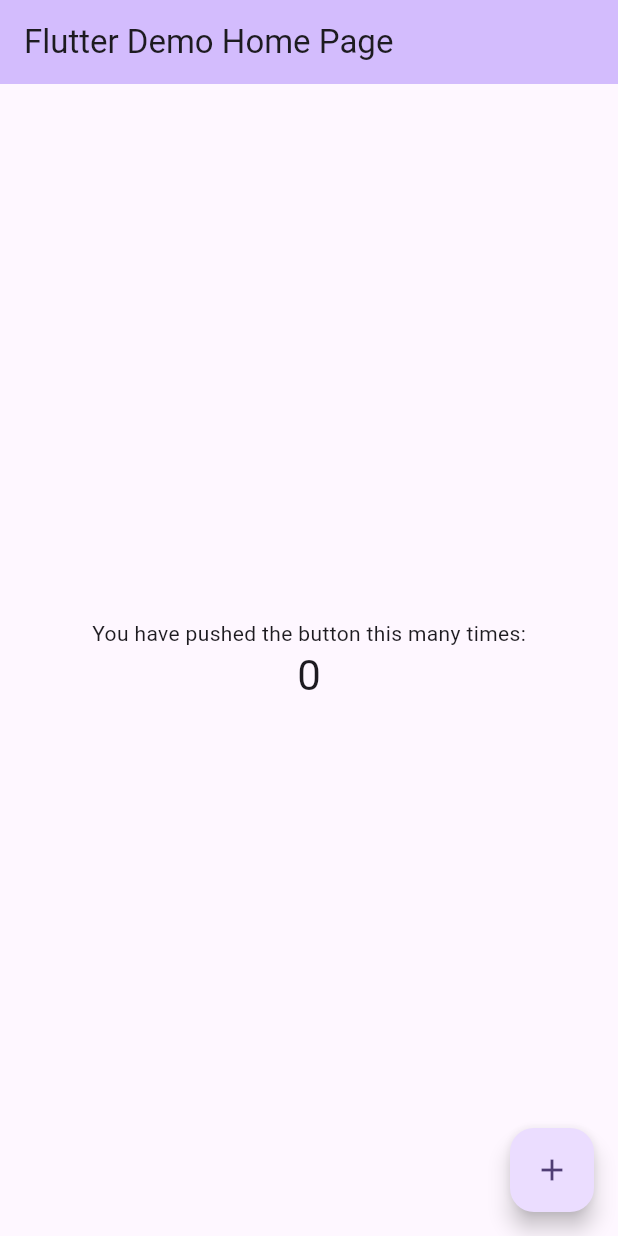
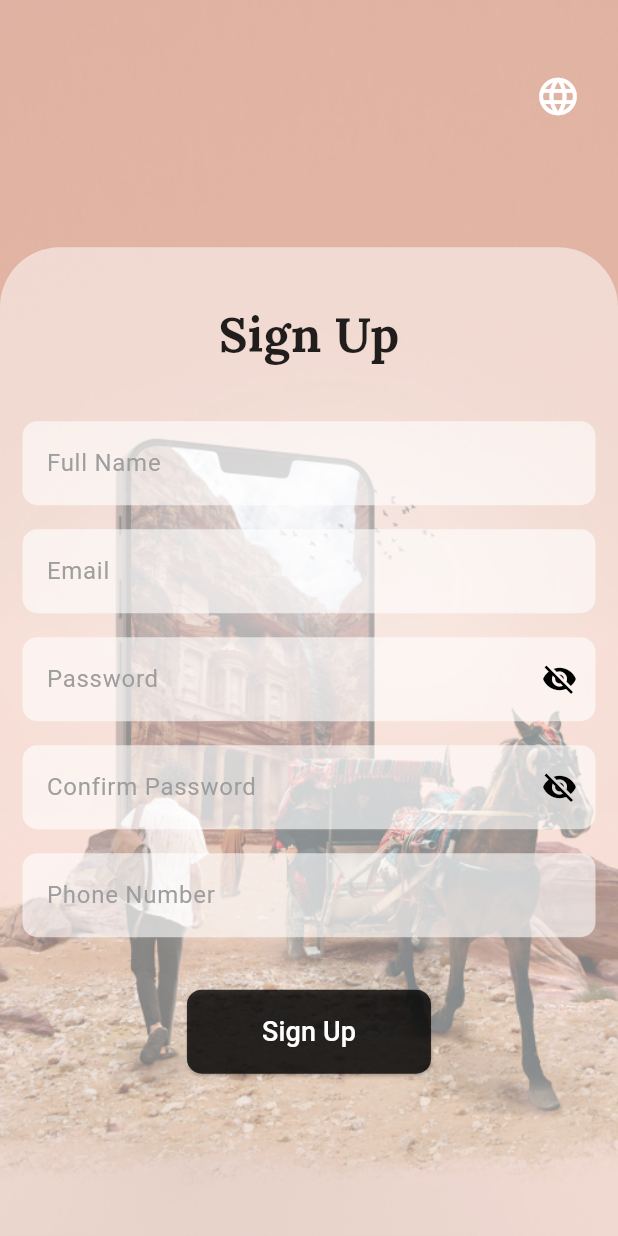
Before and after one commit to emadmoenes/Egypt-Tourist-Guide, a Flutter app: the screen it shows after launch, on a phone screen of 412 x 824 dp. Run offline on Flutter 3.47's test engine with Material 3 defaults, Android fonts, the phone set to English and light mode, and no system bars; our stand-ins replace google_fonts, shared_preferences; accounts and stored records are empty.

Commit message:
handel Auth (signup, login, logout)

```diff
--- a/lib/main.dart
+++ b/lib/main.dart
@@ -1,3 +1,6 @@
+import 'package:egypt_tourist_guide/views/auth/login_screen.dart';
+import 'package:egypt_tourist_guide/views/auth/signup_screen.dart';
+import 'package:egypt_tourist_guide/views/home/home_screen.dart';
 import 'package:flutter/material.dart';
 
 void main() {
@@ -7,119 +10,18 @@ void main() {
 class MyApp extends StatelessWidget {
   const MyApp({super.key});
 
-  // This widget is the root of your application.
   @override
   Widget build(BuildContext context) {
     return MaterialApp(
-      title: 'Flutter Demo',
-      theme: ThemeData(
-        // This is the theme of your application.
-        //
-        // TRY THIS: Try running your application with "flutter run". You'll see
-        // the application has a purple toolbar. Then, without quitting the app,
-        // try changing the seedColor in the colorScheme below to Colors.green
-        // and then invoke "hot reload" (save your changes or press the "hot
-        // reload" button in a Flutter-supported IDE, or press "r" if you used
-        // the command line to start the app).
-        //
-        // Notice that the counter didn't reset back to zero; the application
-        // state is not lost during the reload. To reset the state, use hot
-        // restart instead.
-        //
-        // This works for code too, not just values: Most code changes can be
-        // tested with just a hot reload.
-        colorScheme: ColorScheme.fromSeed(seedColor: Colors.deepPurple),
-        useMaterial3: true,
-      ),
-      home: const MyHomePage(title: 'Flutter Demo Home Page'),
+      debugShowCheckedModeBanner: false,
+      title: 'Egypt Tourist Guide',
+      theme: ThemeData(primarySwatch: Colors.blue),
+      initialRoute: '/signup',
+      routes: {
+        '/signup': (context) => SignupScreen(),
+        '/login': (context) => LoginScreen(),
+        '/home': (context) => MyWidget(),
+      },
     );
   }
 }
-
-class MyHomePage extends StatefulWidget {
-  const MyHomePage({super.key, required this.title});
-
-  // This widget is the home page of your application. It is stateful, meaning
-  // that it has a State object (defined below) that contains fields that affect
-  // how it looks.
-
-  // This class is the configuration for the state. It holds the values (in this
-  // case the title) provided by the parent (in this case the App widget) and
-  // used by the build method of the State. Fields in a Widget subclass are
-  // always marked "final".
-
-  final String title;
-
-  @override
-  State<MyHomePage> createState() => _MyHomePageState();
-}
-
-class _MyHomePageState extends State<MyHomePage> {
-  int _counter = 0;
-
-  void _incrementCounter() {
-    setState(() {
-      // This call to setState tells the Flutter framework that something has
-      // changed in this State, which causes it to rerun the build method below
-      // so that the display can reflect the updated values. If we changed
-      // _counter without calling setState(), then the build method would not be
-      // called again, and so nothing would appear to happen.
-      _counter++;
-    });
-  }
-
-  @override
-  Widget build(BuildContext context) {
-    // This method is rerun every time setState is called, for instance as done
-    // by the _incrementCounter method above.
-    //
-    // The Flutter framework has been optimized to make rerunning build methods
-    // fast, so that you can just rebuild anything that needs updating rather
-    // than having to individually change instances of widgets.
-    return Scaffold(
-      appBar: AppBar(
-        // TRY THIS: Try changing the color here to a specific color (to
-        // Colors.amber, perhaps?) and trigger a hot reload to see the AppBar
-        // change color while the other colors stay the same.
-        backgroundColor: Theme.of(context).colorScheme.inversePrimary,
-        // Here we take the value from the MyHomePage object that was created by
-        // the App.build method, and use it to set our appbar title.
-        title: Text(widget.title),
-      ),
-      body: Center(
-        // Center is a layout widget. It takes a single child and positions it
-        // in the middle of the parent.
-        child: Column(
-          // Column is also a layout widget. It takes a list of children and
-          // arranges them vertically. By default, it sizes itself to fit its
-          // children horizontally, and tries to be as tall as its parent.
-          //
-          // Column has various properties to control how it sizes itself and
-          // how it positions its children. Here we use mainAxisAlignment to
-          // center the children vertically; the main axis here is the vertical
-          // axis because Columns are vertical (the cross axis would be
-          // horizontal).
-          //
-          // TRY THIS: Invoke "debug painting" (choose the "Toggle Debug Paint"
-          // action in the IDE, or press "p" in the console), to see the
-          // wireframe for each widget.
-          mainAxisAlignment: MainAxisAlignment.center,
-          children: <Widget>[
-            const Text(
-              'You have pushed the button this many times:',
-            ),
-            Text(
-              '$_counter',
-              style: Theme.of(context).textTheme.headlineMedium,
-            ),
-          ],
-        ),
-      ),
-      floatingActionButton: FloatingActionButton(
-        onPressed: _incrementCounter,
-        tooltip: 'Increment',
-        child: const Icon(Icons.add),
-      ), // This trailing comma makes auto-formatting nicer for build methods.
-    );
-  }
-}
--- a/lib/views/auth/signup_screen.dart
+++ b/lib/views/auth/signup_screen.dart
@@ -0,0 +1,291 @@
+import 'package:egypt_tourist_guide/services/shared_prefs_service.dart';
+import 'package:flutter/material.dart';
+import 'package:google_fonts/google_fonts.dart';
+
+class SignupScreen extends StatefulWidget {
+  const SignupScreen({super.key});
+
+  @override
+  State<SignupScreen> createState() => _SignupScreenState();
+}
+
+class _SignupScreenState extends State<SignupScreen> {
+  final _formKey = GlobalKey<FormState>();
+  final _fullNameController = TextEditingController();
+  final _emailController = TextEditingController();
+  final _passwordController = TextEditingController();
+  final _confirmPasswordController = TextEditingController();
+  final _phoneController = TextEditingController();
+
+  bool _isPasswordVisible = false;
+  bool _isConfirmPasswordVisible = false;
+
+  String? _validateFullName(String? value) {
+    if (value == null || value.isEmpty) {
+      return 'Please enter your full name';
+    }
+    return null;
+  }
+
+  String? _validateEmail(String? value) {
+    if (value == null || value.isEmpty) {
+      return 'Please enter your email';
+    }
+    if (!value.contains('@')) {
+      return 'Email should contain "@" symbol';
+    }
+    if (!value.contains('.')) {
+      return 'Email should contain "." symbol';
+    }
+    return null;
+  }
+
+  String? _validatePassword(String? value) {
+    if (value == null || value.isEmpty) {
+      return 'Please enter your password';
+    }
+    if (value.length < 8) {
+      return 'Password must be at least 8 characters';
+    }
+    if (!value.contains(RegExp(r'[A-Z]'))) {
+      return 'Password must contain at least one uppercase letter';
+    }
+    if (!value.contains(RegExp(r'[a-z]'))) {
+      return 'Password must contain at least one lowercase letter';
+    }
+    if (!value.contains(RegExp(r'[0-9]'))) {
+      return 'Password must contain at least one digit';
+    }
+    if (!value.contains(RegExp(r'[!@#$%^&*(),.?":{}|<>]'))) {
+      return 'Password must contain at least one special character';
+    }
+    return null;
+  }
+
+  String? _validateConfirmPassword(String? value) {
+    if (value == null || value.isEmpty) {
+      return 'Please confirm your password';
+    }
+    if (value != _passwordController.text) {
+      return 'Passwords do not match';
+    }
+    return null;
+  }
+
+  // signup function
+  void _signUp() async {
+    if (_formKey.currentState!.validate()) {
+      final fullName = _fullNameController.text;
+      final email = _emailController.text;
+      final password = _passwordController.text;
+      final phoneNumber = _phoneController.text;
+
+      await SharedPrefsService.saveUserData(
+          fullName: fullName,
+          email: email,
+          password: password,
+          phoneNumber: phoneNumber);
+      Navigator.pushNamed(context, '/login');
+    }
+  }
+
+  @override
+  Widget build(BuildContext context) {
+    return Scaffold(
+        backgroundColor: Colors.transparent,
+        body: Stack(
+          children: [
+            Container(
+              decoration: BoxDecoration(
+                image: DecorationImage(
+                  image: AssetImage('assets/images/signup_bg.jpg'),
+                  fit: BoxFit.cover,
+                ),
+              ),
+            ),
+            Positioned(
+              top: 40,
+              right: 16,
+              child: IconButton(
+                icon: Icon(Icons.language, color: Colors.white, size: 30),
+                onPressed: () {
+                  print('Change language');
+                },
+              ),
+            ),
+            Align(
+              alignment: Alignment.bottomCenter,
+              child: Container(
+                height: MediaQuery.of(context).size.height * 0.8,
+                width: MediaQuery.of(context).size.width * 1,
+                decoration: BoxDecoration(
+                  color: Colors.white.withOpacity(0.5),
+                  borderRadius: BorderRadius.only(
+                    topLeft: Radius.circular(40),
+                    topRight: Radius.circular(40),
+                  ),
+                ),
+                child: Padding(
+                  padding: const EdgeInsets.all(15),
+                  child: Form(
+                    key: _formKey,
+                    child: SingleChildScrollView(
+                      child: Column(
+                        children: [
+                          const SizedBox(height: 20),
+                          Text(
+                            'Sign Up',
+                            style: GoogleFonts.lora(
+                              fontSize: 32,
+                              fontWeight: FontWeight.bold,
+                              color: Colors.black87,
+                            ),
+                          ),
+                          const SizedBox(height: 35),
+                          TextFormField(
+                            controller: _fullNameController,
+                            decoration: InputDecoration(
+                              labelText: 'Full Name',
+                              labelStyle: TextStyle(color: Colors.grey),
+                              hintText: 'Enter your full name',
+                              hintStyle: TextStyle(color: Colors.grey),
+                              filled: true,
+                              fillColor: Colors.white.withOpacity(0.6),
+                              border: OutlineInputBorder(
+                                borderRadius: BorderRadius.circular(10),
+                                borderSide: BorderSide.none,
+                              ),
+                            ),
+                            validator: _validateFullName,
+                          ),
+                          const SizedBox(height: 16),
+                          TextFormField(
+                            controller: _emailController,
+                            decoration: InputDecoration(
+                              labelText: 'Email',
+                              labelStyle: TextStyle(color: Colors.grey),
+                              hintText: 'name@domain.com',
+                              hintStyle: TextStyle(color: Colors.grey),
+                              filled: true,
+                              fillColor: Colors.white.withOpacity(0.6),
+                              border: OutlineInputBorder(
+                                borderRadius: BorderRadius.circular(10),
+                                borderSide: BorderSide.none,
+                              ),
+                            ),
+                            validator: _validateEmail,
+                          ),
+                          const SizedBox(height: 16),
+                          TextFormField(
+                            controller: _passwordController,
+                            decoration: InputDecoration(
+                              labelText: 'Password',
+                              labelStyle: TextStyle(color: Colors.grey),
+                              hintText: 'Enter your password',
+                              hintStyle: TextStyle(color: Colors.grey),
+                              filled: true,
+                              fillColor: Colors.white.withOpacity(0.6),
+                              border: OutlineInputBorder(
+                                borderRadius: BorderRadius.circular(10),
+                                borderSide: BorderSide.none,
+                              ),
+                              suffixIcon: IconButton(
+                                icon: Icon(
+                                  _isPasswordVisible
+                                      ? Icons.visibility
+                                      : Icons.visibility_off,
+                                  color: Colors.black,
+                                ),
+                                onPressed: () {
+                                  setState(() {
+                                    _isPasswordVisible = !_isPasswordVisible;
+                                  });
+                                },
+                              ),
+                            ),
+                            obscureText: !_isPasswordVisible,
+                            validator: _validatePassword,
+                          ),
+                          const SizedBox(height: 16),
+                          TextFormField(
+                            controller: _confirmPasswordController,
+                            decoration: InputDecoration(
+                              labelText: 'Confirm Password',
+                              labelStyle: TextStyle(color: Colors.grey),
+                              hintText: 'Confirm your password',
+                              hintStyle: TextStyle(color: Colors.grey),
+                              filled: true,
+                              fillColor: Colors.white.withOpacity(0.6),
+                              border: OutlineInputBorder(
+                                borderRadius: BorderRadius.circular(10),
+                                borderSide: BorderSide.none,
+                              ),
+                              suffixIcon: IconButton(
+                                icon: Icon(
+                                  _isConfirmPasswordVisible
+                                      ? Icons.visibility
+                                      : Icons.visibility_off,
+                                  color: Colors.black,
+                                ),
+                                onPressed: () {
+                                  setState(() {
+                                    _isConfirmPasswordVisible =
+                                        !_isConfirmPasswordVisible;
+                                  });
+                                },
+                              ),
+                            ),
+                            obscureText: !_isConfirmPasswordVisible,
+                            validator: _validateConfirmPassword,
+                          ),
+                          const SizedBox(height: 16),
+                          TextFormField(
+                            controller: _phoneController,
+                            decoration: InputDecoration(
+                              labelText: 'Phone Number',
+                              labelStyle: TextStyle(color: Colors.grey),
+                              hintText: '01#########',
+                              hintStyle: TextStyle(color: Colors.grey),
+                              filled: true,
+                              fillColor: Colors.white.withOpacity(0.6),
+                              border: OutlineInputBorder(
+                                borderRadius: BorderRadius.circular(10),
+                                borderSide: BorderSide.none,
+                              ),
+                            ),
+                            keyboardType: TextInputType.phone,
+                          ),
+                          const SizedBox(height: 35),
+                          ElevatedButton(
+                            child: const Text(
+                              'Sign Up',
+                              style: const TextStyle(
+                                fontSize: 18,
+                                color: Colors.white,
+                              ),
+                            ),
+                            onPressed: _signUp,
+                            style: ElevatedButton.styleFrom(
+                              backgroundColor:
+                                  const Color.fromARGB(255, 4, 4, 4)
+                                      .withOpacity(0.8),
+                              padding: const EdgeInsets.symmetric(
+                                horizontal: 50,
+                                vertical: 15,
+                              ),
+                              shape: RoundedRectangleBorder(
+                                borderRadius: BorderRadius.circular(10),
+                              ),
+                            ),
+                          )
+                        ],
+                      ),
+                    ),
+                  ),
+                ),
+              ),
+            )
+          ],
+        ));
+  }
+}
--- a/pubspec.yaml
+++ b/pubspec.yaml
@@ -35,6 +35,7 @@ dependencies:
   # Use with the CupertinoIcons class for iOS style icons.
   cupertino_icons: ^1.0.8
   shared_preferences: ^2.3.5
+  google_fonts: ^6.2.1
 
 dev_dependencies:
   flutter_test:
```
Also changed, not shown: lib/views/auth/login_screen.dart (added, +192 -0 lines), lib/views/home/home_screen.dart (+14 -0 lines), assets/images/signup_bg.jpg (renamed from assets/images/bg1.jpg), pubspec.lock, 2 other files.
